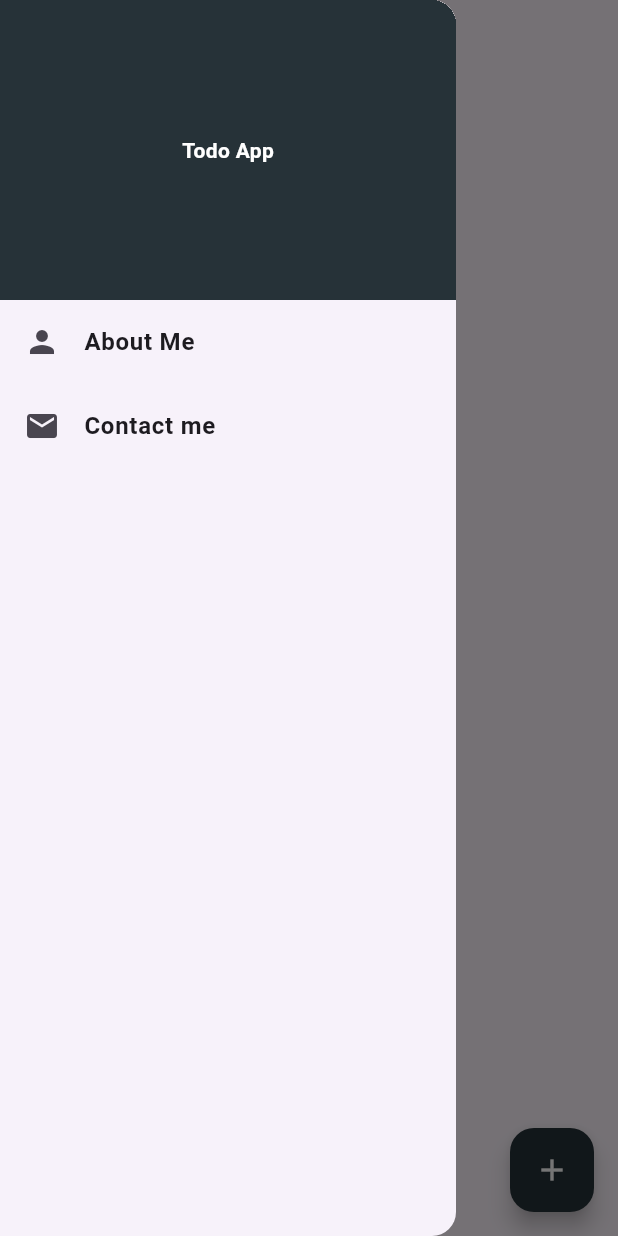
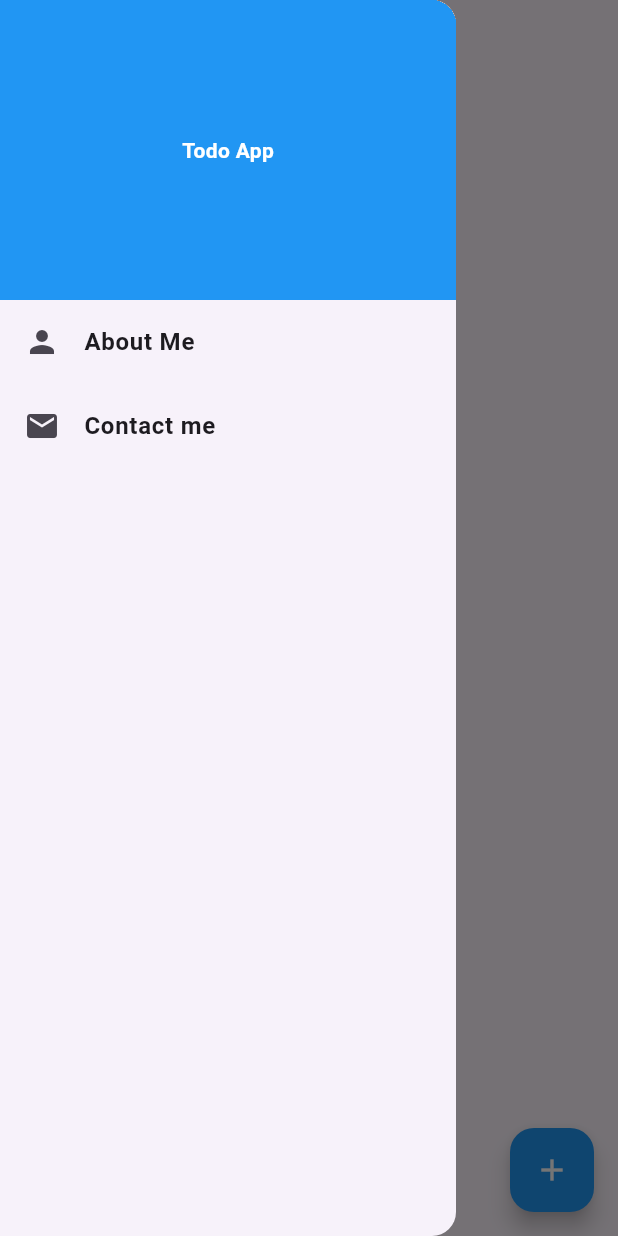
Before and after one commit to asvpxvivien/todoapp, a Flutter app: the screen it shows after launch, with the side drawer open, on a phone screen of 412 x 824 dp. Run offline on Flutter 3.47's test engine with Material 3 defaults, Android fonts, the phone set to English and light mode, and no system bars; our stand-ins replace shared_preferences.

Commit message:
finalization of Todo App

```diff
--- a/lib/mainScreen.dart
+++ b/lib/mainScreen.dart
@@ -82,7 +82,7 @@ class _MainscreenState extends State<Mainscreen> {
   Widget build(BuildContext context) {
     return Scaffold(
       floatingActionButton: FloatingActionButton(
-        backgroundColor: Colors.blueGrey[900],
+        backgroundColor: Colors.blue,
         child: Icon(Icons.add, color: Colors.white),
 
         onPressed: showAddTodoBouttonSheet,
@@ -92,7 +92,7 @@ class _MainscreenState extends State<Mainscreen> {
         child: Column(
           children: [
             Container(
-              color: Colors.blueGrey[900],
+              color: Colors.blue,
               height: 200,
               width: double.infinity,
               child: Center(
```
Also changed, not shown: 1 other file.
